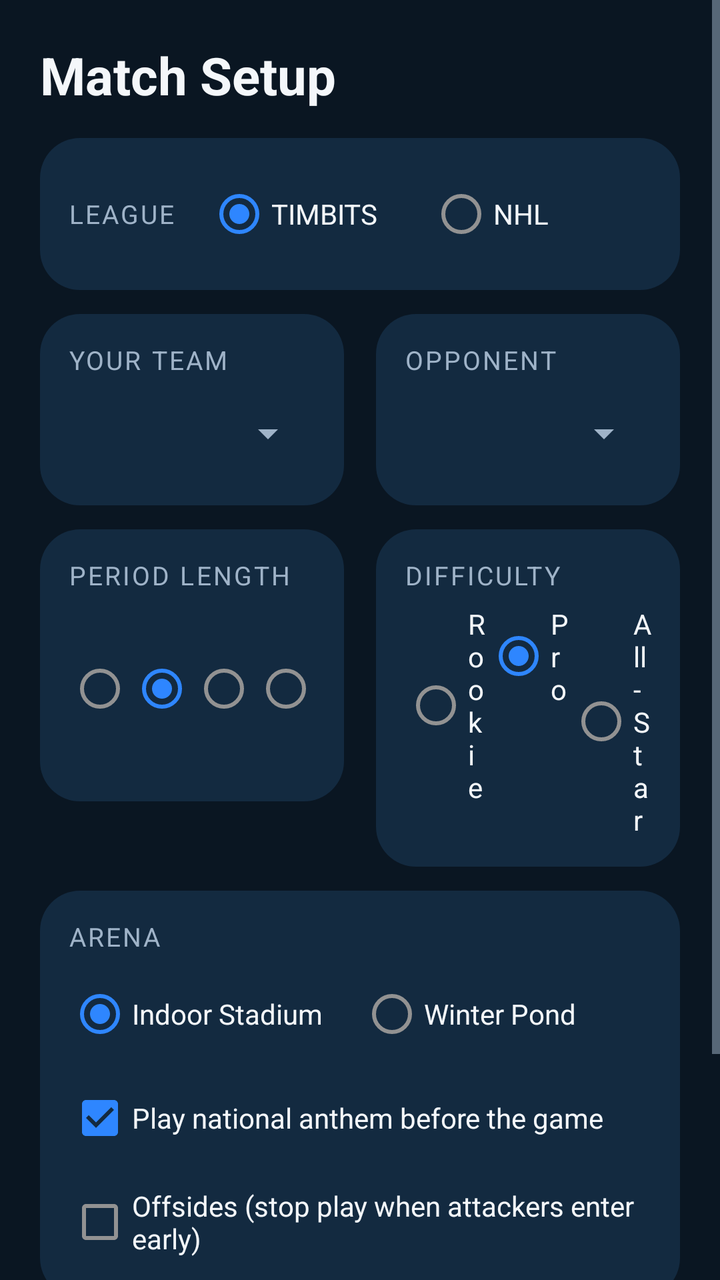
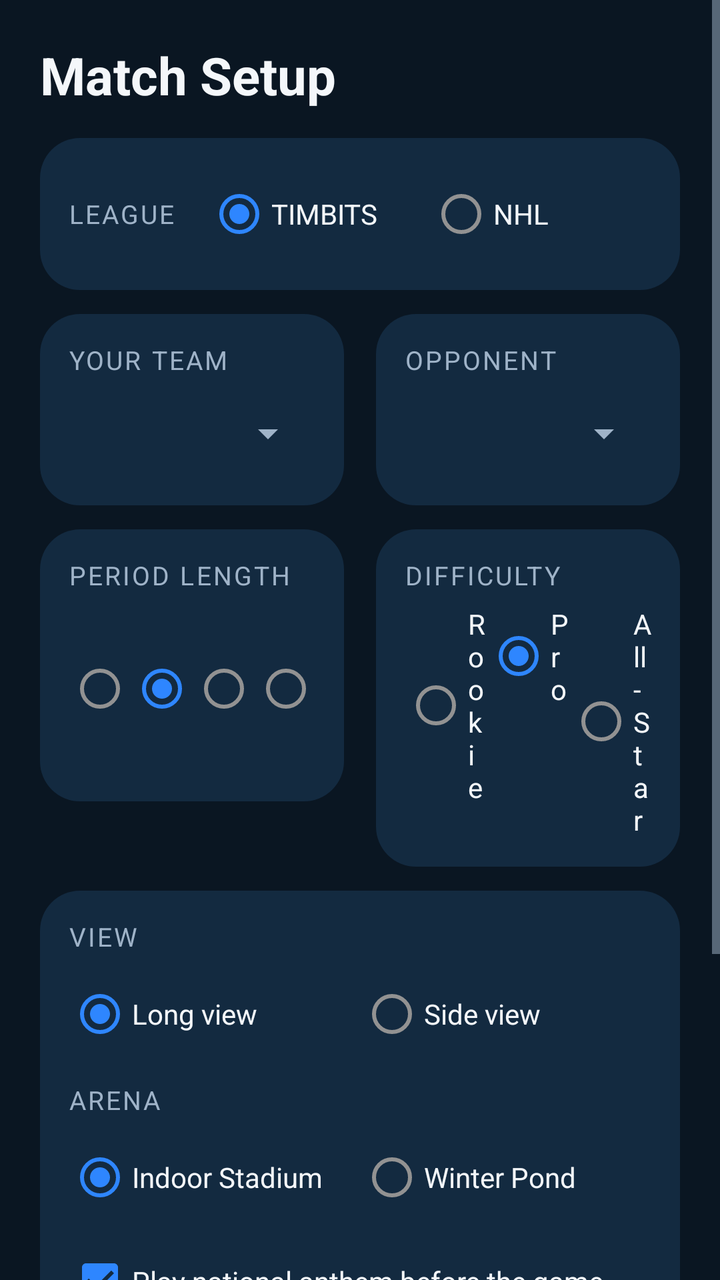

Compare the two renders of this Android layout. The source of the first and the diff that turns it into the second are given below.
<!-- AndroidManifest.xml: application theme Theme.TableHockey -->
<!-- res/layout/activity_match_settings.xml -->
<?xml version="1.0" encoding="utf-8"?>
<ScrollView xmlns:android="http://schemas.android.com/apk/res/android"
    android:layout_width="match_parent"
    android:layout_height="match_parent"
    android:background="@color/bg_dark">

    <LinearLayout
        android:layout_width="match_parent"
        android:layout_height="wrap_content"
        android:orientation="vertical"
        android:padding="20dp">

        <TextView
            android:layout_width="wrap_content"
            android:layout_height="wrap_content"
            android:text="@string/settings_title"
            android:textColor="@color/text_primary"
            android:textSize="26sp"
            android:textStyle="bold"
            android:layout_marginBottom="14dp" />

        <LinearLayout
            android:layout_width="match_parent"
            android:layout_height="wrap_content"
            android:orientation="horizontal"
            android:gravity="center_vertical"
            android:background="@drawable/bg_card"
            android:padding="14dp"
            android:layout_marginBottom="12dp">

            <TextView style="@style/SectionLabel" android:layout_width="wrap_content" android:layout_height="wrap_content" android:text="@string/settings_league" android:layout_marginEnd="16dp" />

            <RadioGroup
                android:id="@+id/radioLeague"
                android:layout_width="0dp"
                android:layout_height="wrap_content"
                android:layout_weight="1"
                android:orientation="horizontal">
                <RadioButton android:id="@+id/leagueTimbits" android:layout_width="0dp" android:layout_height="wrap_content" android:layout_weight="1" android:text="@string/league_timbits" android:textColor="@color/text_primary" android:checked="true" />
                <RadioButton android:id="@+id/leagueNhl" android:layout_width="0dp" android:layout_height="wrap_content" android:layout_weight="1" android:text="@string/league_nhl" android:textColor="@color/text_primary" />
            </RadioGroup>
        </LinearLayout>

        <LinearLayout
            android:layout_width="match_parent"
            android:layout_height="wrap_content"
            android:orientation="horizontal">

            <LinearLayout
                android:layout_width="0dp"
                android:layout_height="wrap_content"
                android:layout_weight="1"
                android:orientation="vertical"
                android:background="@drawable/bg_card"
                android:padding="14dp"
                android:layout_marginEnd="8dp">

                <TextView style="@style/SectionLabel" android:layout_width="wrap_content" android:layout_height="wrap_content" android:text="@string/settings_your_team" />
                <Spinner
                    android:id="@+id/spinnerHomeTeam"
                    android:layout_width="match_parent"
                    android:layout_height="44dp"
                    android:layout_marginTop="6dp" />
            </LinearLayout>

            <LinearLayout
                android:layout_width="0dp"
                android:layout_height="wrap_content"
                android:layout_weight="1"
                android:orientation="vertical"
                android:background="@drawable/bg_card"
                android:padding="14dp"
                android:layout_marginStart="8dp">

                <TextView style="@style/SectionLabel" android:layout_width="wrap_content" android:layout_height="wrap_content" android:text="@string/settings_opponent" />
                <Spinner
                    android:id="@+id/spinnerAwayTeam"
                    android:layout_width="match_parent"
                    android:layout_height="44dp"
                    android:layout_marginTop="6dp" />
            </LinearLayout>
        </LinearLayout>

        <LinearLayout
            android:layout_width="match_parent"
            android:layout_height="wrap_content"
            android:orientation="horizontal"
            android:layout_marginTop="12dp">

            <LinearLayout
                android:layout_width="0dp"
                android:layout_height="wrap_content"
                android:layout_weight="1"
                android:orientation="vertical"
                android:background="@drawable/bg_card"
                android:padding="14dp"
                android:layout_marginEnd="8dp">

                <TextView style="@style/SectionLabel" android:layout_width="wrap_content" android:layout_height="wrap_content" android:text="@string/settings_period_length" />

                <RadioGroup
                    android:id="@+id/radioPeriodLength"
                    android:layout_width="match_parent"
                    android:layout_height="wrap_content"
                    android:orientation="horizontal"
                    android:layout_marginTop="6dp">
                    <RadioButton android:id="@+id/period1" android:layout_width="0dp" android:layout_height="wrap_content" android:layout_weight="1" android:text="@string/period_1" android:textColor="@color/text_primary" />
                    <RadioButton android:id="@+id/period2" android:layout_width="0dp" android:layout_height="wrap_content" android:layout_weight="1" android:text="@string/period_2" android:textColor="@color/text_primary" android:checked="true" />
                    <RadioButton android:id="@+id/period3" android:layout_width="0dp" android:layout_height="wrap_content" android:layout_weight="1" android:text="@string/period_3" android:textColor="@color/text_primary" />
                    <RadioButton android:id="@+id/period5" android:layout_width="0dp" android:layout_height="wrap_content" android:layout_weight="1" android:text="@string/period_5" android:textColor="@color/text_primary" />
                </RadioGroup>
            </LinearLayout>

            <LinearLayout
                android:layout_width="0dp"
                android:layout_height="wrap_content"
                android:layout_weight="1"
                android:orientation="vertical"
                android:background="@drawable/bg_card"
                android:padding="14dp"
                android:layout_marginStart="8dp">

                <TextView style="@style/SectionLabel" android:layout_width="wrap_content" android:layout_height="wrap_content" android:text="@string/settings_difficulty" />

                <RadioGroup
                    android:id="@+id/radioDifficulty"
                    android:layout_width="match_parent"
                    android:layout_height="wrap_content"
                    android:orientation="horizontal"
                    android:layout_marginTop="6dp">
                    <RadioButton android:id="@+id/diffEasy" android:layout_width="0dp" android:layout_height="wrap_content" android:layout_weight="1" android:text="@string/difficulty_easy" android:textColor="@color/text_primary" />
                    <RadioButton android:id="@+id/diffMedium" android:layout_width="0dp" android:layout_height="wrap_content" android:layout_weight="1" android:text="@string/difficulty_medium" android:textColor="@color/text_primary" android:checked="true" />
                    <RadioButton android:id="@+id/diffHard" android:layout_width="0dp" android:layout_height="wrap_content" android:layout_weight="1" android:text="@string/difficulty_hard" android:textColor="@color/text_primary" />
                </RadioGroup>
            </LinearLayout>
        </LinearLayout>

        <LinearLayout
            android:layout_width="match_parent"
            android:layout_height="wrap_content"
            android:orientation="vertical"
            android:background="@drawable/bg_card"
            android:padding="14dp"
            android:layout_marginTop="12dp">

            <TextView style="@style/SectionLabel" android:layout_width="wrap_content" android:layout_height="wrap_content" android:text="@string/settings_arena" />

            <RadioGroup
                android:id="@+id/radioArena"
                android:layout_width="match_parent"
                android:layout_height="wrap_content"
                android:orientation="horizontal"
                android:layout_marginTop="6dp">
                <RadioButton android:id="@+id/arenaIndoor" android:layout_width="0dp" android:layout_height="wrap_content" android:layout_weight="1" android:text="@string/arena_indoor" android:textColor="@color/text_primary" android:checked="true" />
                <RadioButton android:id="@+id/arenaWinterPond" android:layout_width="0dp" android:layout_height="wrap_content" android:layout_weight="1" android:text="@string/arena_winter_pond" android:textColor="@color/text_primary" />
            </RadioGroup>

            <CheckBox
                android:id="@+id/checkAnthem"
                android:layout_width="wrap_content"
                android:layout_height="wrap_content"
                android:layout_marginTop="4dp"
                android:checked="true"
                android:text="@string/settings_anthem"
                android:textColor="@color/text_primary" />

            <CheckBox
                android:id="@+id/checkOffsides"
                android:layout_width="wrap_content"
                android:layout_height="wrap_content"
                android:layout_marginTop="4dp"
                android:checked="false"
                android:text="@string/settings_offsides"
                android:textColor="@color/text_primary" />
        </LinearLayout>

        <LinearLayout
            android:layout_width="match_parent"
            android:layout_height="wrap_content"
            android:orientation="horizontal"
            android:gravity="center_vertical"
            android:layout_marginTop="12dp">

            <LinearLayout
                android:layout_width="0dp"
                android:layout_height="wrap_content"
                android:layout_weight="1.3"
                android:orientation="vertical"
                android:background="@drawable/bg_card"
                android:paddingStart="14dp"
                android:paddingEnd="14dp"
                android:paddingTop="8dp"
                android:paddingBottom="8dp"
                android:layout_marginEnd="8dp">

                <include
                    android:id="@+id/audioSliders"
                    layout="@layout/audio_sliders" />
            </LinearLayout>

            <Button
                android:id="@+id/btnStart"
                style="@style/MenuButton"
                android:layout_width="0dp"
                android:layout_weight="1"
                android:layout_marginStart="8dp"
                android:backgroundTint="@color/accent_red"
                android:text="@string/settings_start" />
        </LinearLayout>

    </LinearLayout>
</ScrollView>
<!-- res/layout/audio_sliders.xml (included above) -->
<?xml version="1.0" encoding="utf-8"?>
<LinearLayout xmlns:android="http://schemas.android.com/apk/res/android"
    android:layout_width="match_parent"
    android:layout_height="wrap_content"
    android:orientation="vertical">

    <LinearLayout
        android:layout_width="match_parent"
        android:layout_height="wrap_content"
        android:orientation="horizontal"
        android:gravity="center_vertical">

        <TextView
            style="@style/SectionLabel"
            android:layout_width="92dp"
            android:layout_height="wrap_content"
            android:text="@string/audio_sfx" />

        <SeekBar
            android:id="@+id/seekSfx"
            android:layout_width="0dp"
            android:layout_height="40dp"
            android:layout_weight="1" />

        <TextView
            android:id="@+id/textSfx"
            android:layout_width="52dp"
            android:layout_height="wrap_content"
            android:gravity="end"
            android:textColor="@color/text_primary"
            android:textSize="15sp"
            android:textStyle="bold" />
    </LinearLayout>

    <LinearLayout
        android:layout_width="match_parent"
        android:layout_height="wrap_content"
        android:orientation="horizontal"
        android:gravity="center_vertical">

        <TextView
            style="@style/SectionLabel"
            android:layout_width="92dp"
            android:layout_height="wrap_content"
            android:text="@string/audio_music" />

        <SeekBar
            android:id="@+id/seekMusic"
            android:layout_width="0dp"
            android:layout_height="40dp"
            android:layout_weight="1" />

        <TextView
            android:id="@+id/textMusic"
            android:layout_width="52dp"
            android:layout_height="wrap_content"
            android:gravity="end"
            android:textColor="@color/text_primary"
            android:textSize="15sp"
            android:textStyle="bold" />
    </LinearLayout>
</LinearLayout>
<!-- resources referenced by this layout -->
<resources>
  <color name="accent_red">#D8323C</color>
  <color name="bg_dark">#0A1622</color>
  <color name="text_primary">#F4F7FA</color>
  <!-- drawable bg_card (drawable) -->
  <?xml version="1.0" encoding="utf-8"?>
  <shape xmlns:android="http://schemas.android.com/apk/res/android">
      <solid android:color="@color/bg_dark_2" />
      <corners android:radius="20dp" />
  </shape>
  <string name="arena_indoor">Indoor Stadium</string>
  <string name="arena_winter_pond">Winter Pond</string>
  <string name="audio_music">Music</string>
  <string name="audio_sfx">Sound FX</string>
  <string name="difficulty_easy">Rookie</string>
  <string name="difficulty_hard">All-Star</string>
  <string name="difficulty_medium">Pro</string>
  <string name="league_nhl">NHL</string>
  <string name="league_timbits">TIMBITS</string>
  <string name="period_1">1 min</string>
  <string name="period_2">2 min</string>
  <string name="period_3">3 min</string>
  <string name="period_5">5 min</string>
  <string name="settings_anthem">Play national anthem before the game</string>
  <string name="settings_arena">Arena</string>
  <string name="settings_difficulty">Difficulty</string>
  <string name="settings_league">LEAGUE</string>
  <string name="settings_offsides">Offsides (stop play when attackers enter early)</string>
  <string name="settings_opponent">Opponent</string>
  <string name="settings_period_length">Period Length</string>
  <string name="settings_start">Drop the Puck</string>
  <string name="settings_title">Match Setup</string>
  <string name="settings_your_team">Your Team</string>
  <style name="MenuButton" parent="Widget.MaterialComponents.Button">
          <item name="android:layout_width">match_parent</item>
          <item name="android:layout_height">56dp</item>
          <item name="android:textSize">18sp</item>
          <item name="android:textAllCaps">false</item>
          <item name="backgroundTint">@color/button_bg</item>
          <item name="android:textColor">@color/text_primary</item>
          <item name="cornerRadius">14dp</item>
      </style>
  <style name="SectionLabel">
          <item name="android:textColor">@color/text_secondary</item>
          <item name="android:textSize">13sp</item>
          <item name="android:textAllCaps">true</item>
          <item name="android:letterSpacing">0.08</item>
      </style>
  <style name="Theme.TableHockey" parent="Theme.MaterialComponents.NoActionBar">
          <item name="colorPrimary">@color/accent</item>
          <item name="colorPrimaryDark">@color/bg_dark</item>
          <item name="colorAccent">@color/accent</item>
          <item name="android:windowBackground">@color/bg_dark</item>
          <item name="android:statusBarColor">@color/bg_dark</item>
          <item name="android:navigationBarColor">@color/bg_dark</item>
          <item name="android:windowFullscreen">false</item>
          <item name="android:spinnerItemStyle">@style/SpinnerItem</item>
          <item name="android:textColorPrimary">@color/text_primary</item>
          <item name="android:textColorSecondary">@color/text_secondary</item>
      </style>
  <color name="bg_dark_2">#132A40</color>
  <color name="button_bg">#173A5E</color>
  <color name="text_secondary">#9FB3C8</color>
  <color name="accent">#2E86FF</color>
  <style name="SpinnerItem" parent="Widget.AppCompat.TextView.SpinnerItem">
          <item name="android:textColor">@color/text_primary</item>
      </style>
</resources>

<!-- the commit's change to res/layout/activity_match_settings.xml (unified diff, before → after) -->
@@ -143,6 +143,19 @@
             android:padding="14dp"
             android:layout_marginTop="12dp">
 
+            <TextView style="@style/SectionLabel" android:layout_width="wrap_content" android:layout_height="wrap_content" android:text="@string/settings_view" />
+
+            <RadioGroup
+                android:id="@+id/radioView"
+                android:layout_width="match_parent"
+                android:layout_height="wrap_content"
+                android:orientation="horizontal"
+                android:layout_marginTop="6dp"
+                android:layout_marginBottom="10dp">
+                <RadioButton android:id="@+id/viewLong" android:layout_width="0dp" android:layout_height="wrap_content" android:layout_weight="1" android:text="@string/view_long" android:textColor="@color/text_primary" android:checked="true" />
+                <RadioButton android:id="@+id/viewSide" android:layout_width="0dp" android:layout_height="wrap_content" android:layout_weight="1" android:text="@string/view_side" android:textColor="@color/text_primary" />
+            </RadioGroup>
+
             <TextView style="@style/SectionLabel" android:layout_width="wrap_content" android:layout_height="wrap_content" android:text="@string/settings_arena" />
 
             <RadioGroup
<!-- resource entries referenced after the edit -->
@@ -31,7 +31,10 @@
   <string name="settings_period_length">Period Length</string>
   <string name="settings_start">Drop the Puck</string>
   <string name="settings_title">Match Setup</string>
+  <string name="settings_view">View</string>
   <string name="settings_your_team">Your Team</string>
+  <string name="view_long">Long view</string>
+  <string name="view_side">Side view</string>
   <style name="MenuButton" parent="Widget.MaterialComponents.Button">
           <item name="android:layout_width">match_parent</item>
           <item name="android:layout_height">56dp</item>
